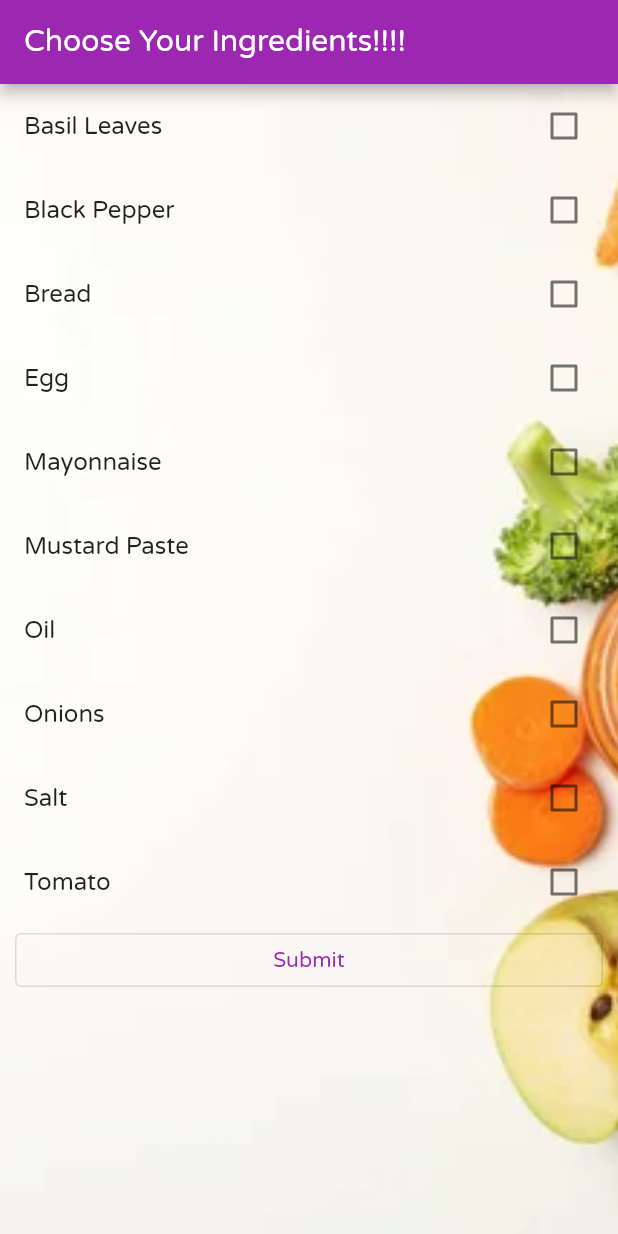
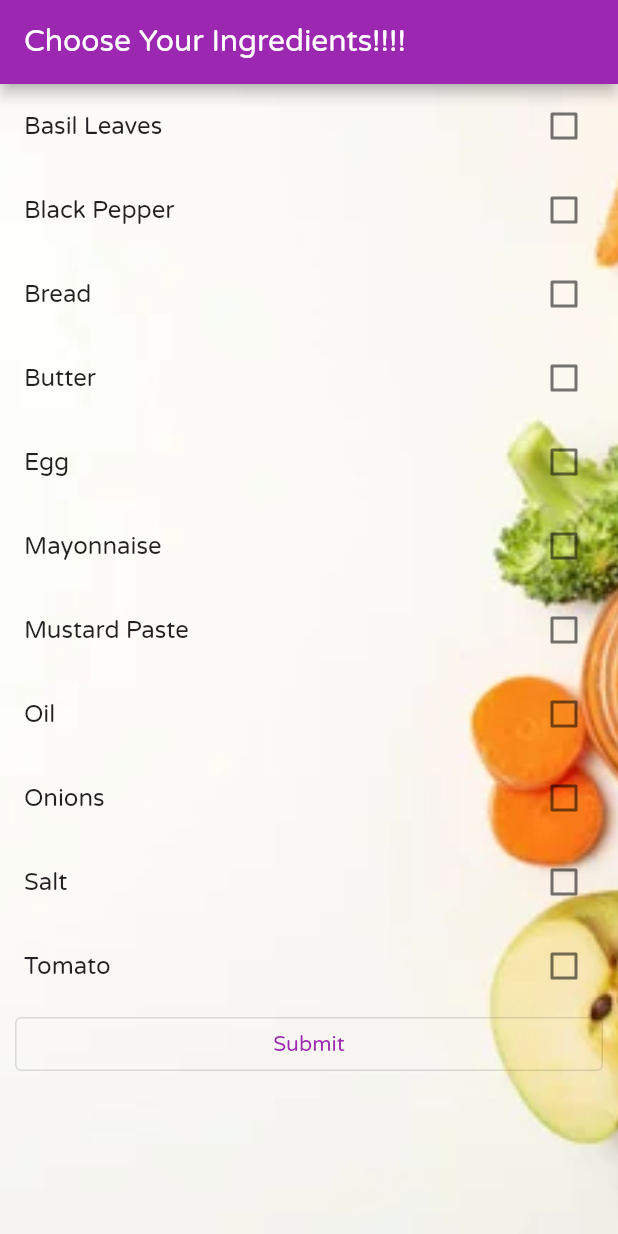
Before and after one commit to tarina-r/what-to-cook, a Flutter app: the screen it shows after launch, on a phone screen of 412 x 824 dp. Run offline on Flutter 3.47's test engine with Material 2 defaults, Android fonts, the phone set to English and light mode, and no system bars.

Commit message:
Almost Done

```diff
--- a/lib/screen/dashboard_screen.dart
+++ b/lib/screen/dashboard_screen.dart
@@ -14,8 +14,8 @@ class DashboardScreen extends StatefulWidget {
 }
 
 class _DashboardScreenState extends State<DashboardScreen> {
-  List<String> ingredients = ["Basil Leaves", "Black Pepper","Bread","Egg","Mayonnaise","Mustard Paste","Oil","Onions","Salt", "Tomato"  ];
-  List<bool> ingredients1 = [false, false, false, false, false, false, false, false, false, false];
+  List<String> ingredients = ["Basil Leaves", "Black Pepper","Bread","Butter","Egg","Mayonnaise","Mustard Paste","Oil","Onions","Salt", "Tomato"  ];
+  List<bool> ingredients1 = [false, false, false, false, false,false, false, false, false, false, false];
   bool timeDilation = false;
   List<Items> items = [];
   List<Items> filteredItems = [];
--- a/lib/screen/recipe_list_screen.dart
+++ b/lib/screen/recipe_list_screen.dart
@@ -61,7 +61,7 @@ class _RecipeListScreenState extends State<RecipeListScreen> {
                         return Card(
                           margin: const EdgeInsets.all(10),
                           child: ListTile(
-                            leading: Text(items[index].id),
+                            //leading: Text(items[index].id),
                             title: Text(items[index].name),
                             //subtitle: Text(items[index].description),
                             onTap: () => navigate(context, items[index]),
```
